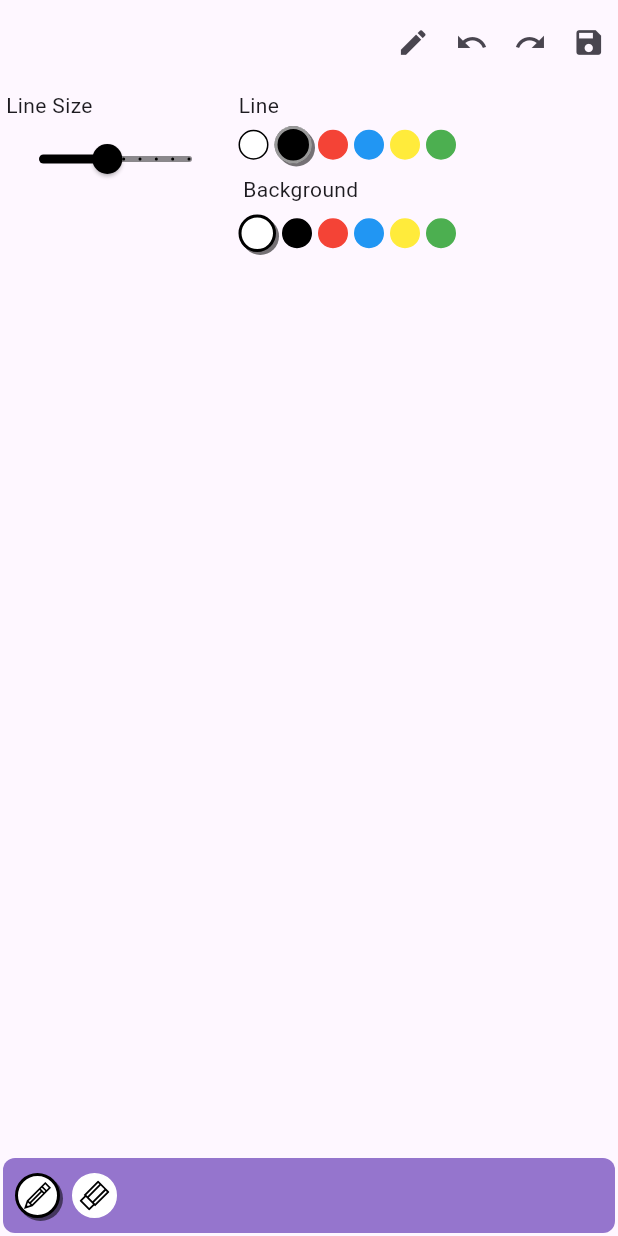
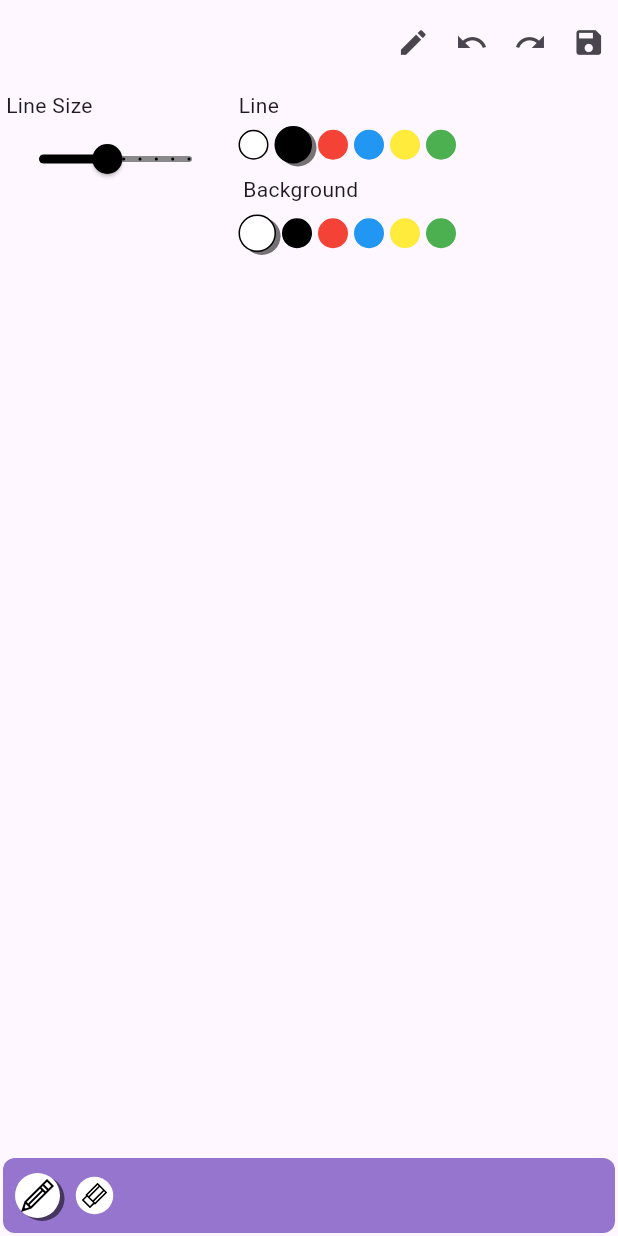
Before and after one commit to hydev777/kids_drawing_app, a Flutter app: the screen it shows after launch, on a phone screen of 412 x 824 dp. Run offline on Flutter 3.47's test engine with Material 3 defaults, Android fonts, the phone set to English and light mode, and no system bars; our stand-ins replace flutter_svg, image_gallery_saver.

Commit message:
design(drawing_panel): removed border to circles when selected

```diff
--- a/lib/screens/drawer_panel/view/drawing_panel.dart
+++ b/lib/screens/drawer_panel/view/drawing_panel.dart
@@ -15,7 +15,7 @@ import '../widgets/draw_area/drawing_area.dart';
 
 const circleShadow = BoxShadow(
   color: Colors.black54,
-  offset: Offset(2, 2),
+  offset: Offset(3, 2),
 );
 
 class Panel extends StatefulWidget {
@@ -344,15 +344,7 @@ class _PanelState extends State<Panel> {
                                             decoration: BoxDecoration(
                                               shape: BoxShape.circle,
                                               color: color,
-                                              border: selectedLineColor == color
-                                                  ? Border.all(
-                                                      color:
-                                                          color == Colors.black
-                                                              ? Colors.white60
-                                                              : Colors.black,
-                                                      width: 2,
-                                                    )
-                                                  : color == Colors.white
+                                              border: color == Colors.white
                                                   ? Border.all(
                                                       color: Colors.black,
                                                       width: 1,
@@ -404,16 +396,7 @@ class _PanelState extends State<Panel> {
                                             decoration: BoxDecoration(
                                               shape: BoxShape.circle,
                                               color: color,
-                                              border: selectedBackgroundColor ==
-                                                      color
-                                                  ? Border.all(
-                                                      color:
-                                                          color == Colors.black
-                                                              ? Colors.white60
-                                                              : Colors.black,
-                                                      width: 2,
-                                                    )
-                                                  : color == Colors.white
+                                              border: color == Colors.white
                                                   ? Border.all(
                                                       color: Colors.black,
                                                       width: 1,
@@ -733,11 +716,6 @@ class _PanelState extends State<Panel> {
                           decoration: BoxDecoration(
                             color: Colors.white,
                             shape: BoxShape.circle,
-                            border: selectedTool == tool.tool
-                                ? Border.all(color: Colors.black, width: 2)
-                                : Border.all(
-                                    color: Colors.white,
-                                  ),
                             boxShadow: selectedTool == tool.tool
                                 ? [
                                     circleShadow,
@@ -746,7 +724,7 @@ class _PanelState extends State<Panel> {
                           ),
                           margin: const EdgeInsets.all(4),
                           padding: const EdgeInsets.all(4),
-                          height: 30,
+                          height: selectedTool == tool.tool ? 30 : 25,
                           width: 30,
                           child: SvgPicture.asset(
                             tool.srcUrl!,
```
Lines whose indentation alone changed are shown as unchanged.
